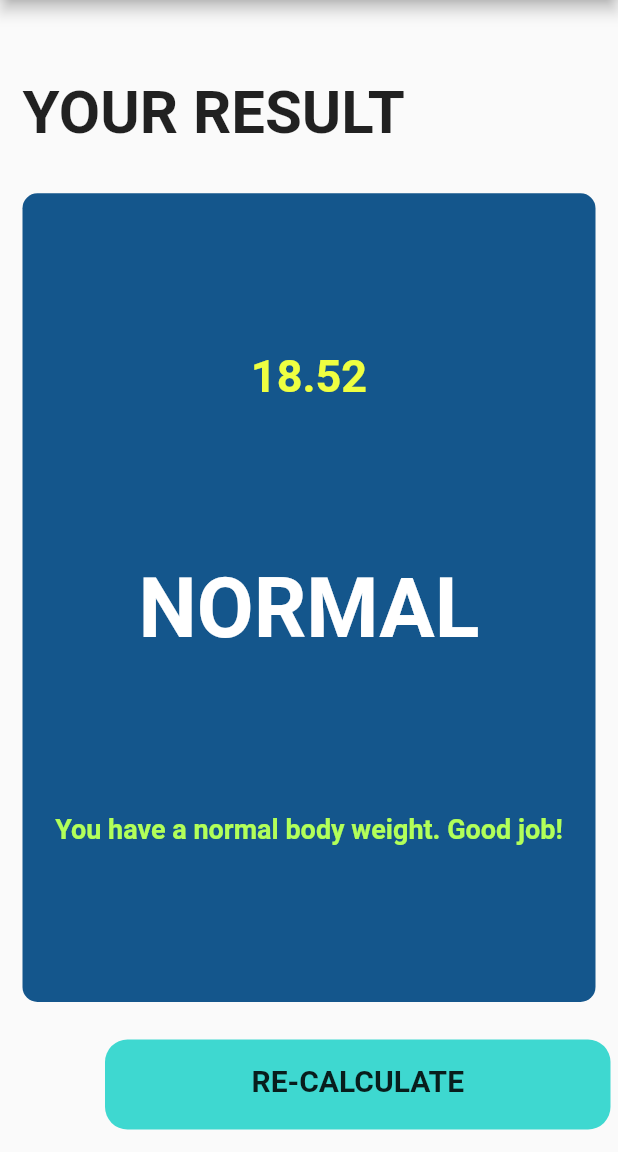
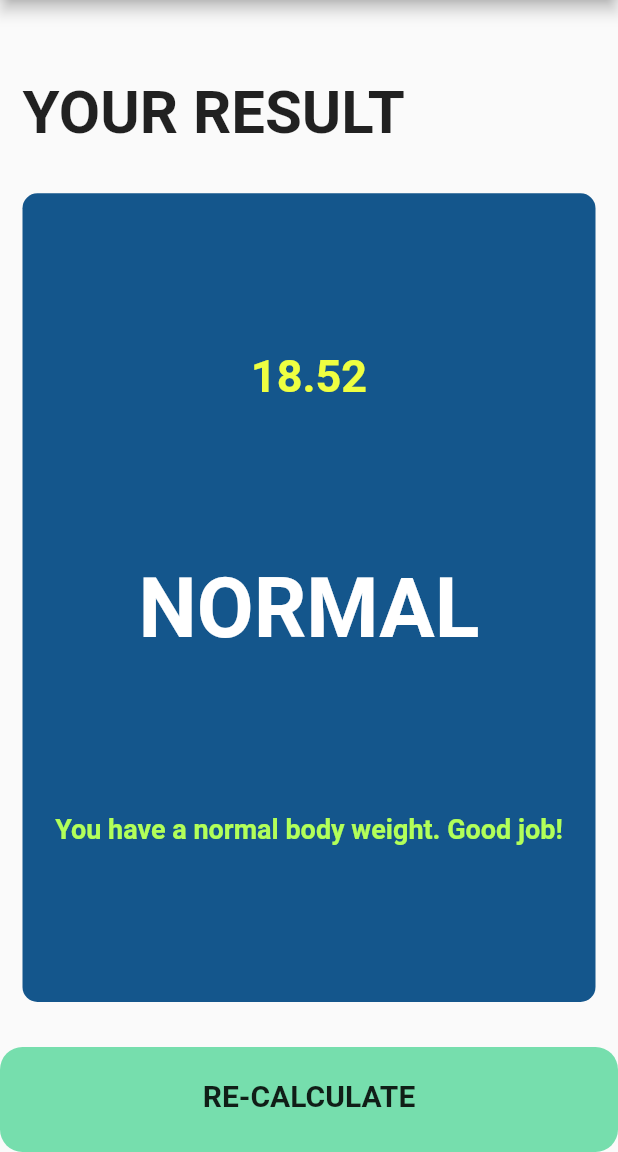
Before and after one commit to Zafershah24/BMIcalculator, a Flutter app: the screen it shows after launch, after a tap on "CALCULATE", on a phone screen of 412 x 824 dp, the part 84-1236 px from its top. Run offline on Flutter 3.47's test engine with Material 2 defaults, Android fonts, the phone set to English and light mode, and no system bars; our stand-ins replace font_awesome_flutter.

Commit message:
2nd commit

```diff
--- a/lib/Result_page.dart
+++ b/lib/Result_page.dart
@@ -7,12 +7,28 @@ import 'Bottom_button.dart';
 import 'Calculator_brain.dart';
 
 class Result_page extends StatelessWidget {
+
   Result_page({ @required this.bmiResult, @required this.resultText,@required this.interpretation});
 
   final String bmiResult;
   final String resultText;
   final String interpretation;
-  @override
+
+//  AnimationController controller;
+//
+//  @override
+//  void initState(){
+//    super.initState();
+//    controller=AnimationController(
+//      duration: Duration(seconds: 1),
+//      vsync:
+//    )
+//  }
+
+
+
+
+    @override
   Widget build(BuildContext context) {
     return Scaffold(
       appBar: AppBar(
@@ -55,12 +71,24 @@ class Result_page extends StatelessWidget {
            ], ),),
 
           ),
-          Hero(
-            tag: '',
-            child: BottomButton(text: 'RE-CALCULATE',height: 90,onTap: (){
-              Navigator.pop(context);
-            },),
-          )
+         GestureDetector   ( onTap: (){
+           Navigator.pop(context);  },
+         child: Container(
+         child: Center(
+    child: Text('RE-CALCULATE',
+    style: kLargeTxtsize,),
+    ),
+    height: 70,
+    width: double.infinity,
+    padding: EdgeInsets.only(bottom: 5),
+    margin: EdgeInsets.only(top:15),
+    decoration: new BoxDecoration(
+    color: Color.fromRGBO(118, 222, 173,1),
+    borderRadius: BorderRadius.circular(15),
+    )
+
+    ),
+        ),
         ],
       )
       ,
```
